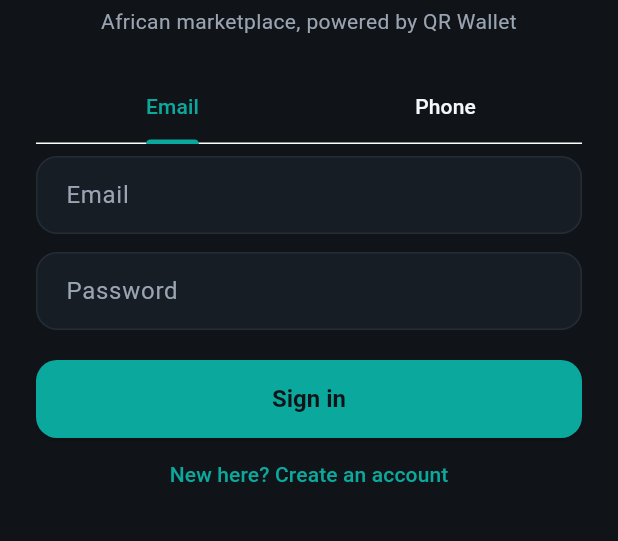
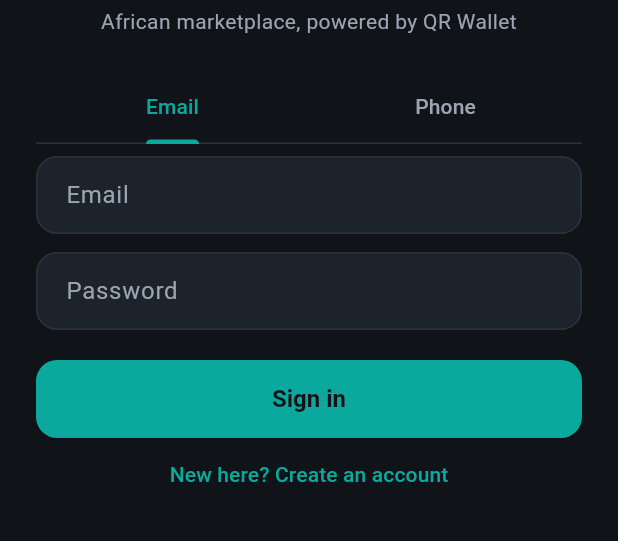
Before and after one commit to bone2020/shop_afrik-, a Flutter app: the screen it shows after launch, on a phone screen of 412 x 824 dp, the part 363-904 px from its top. Run offline on Flutter 3.47's test engine with Material 3 defaults, Android fonts, the phone set to English and light mode, and no system bars; our stand-ins replace cached_network_image, cloud_firestore, cloud_functions, firebase_auth, firebase_core, firebase_storage and 3 more; accounts and stored records are empty; generated files the repository leaves out were written again.

Commit message:
Theme: readable error text, gold accent, status colours, stronger card contrast
- onError is now dark (#101418) on coral; white was 2.8:1 contrast
- Add accentGold #F5B942 (tertiary) and use it for star ratings
- Add success #22C55E, warning (gold) and info #60A5FA; order status
  chip, pending products and Tier 2 refunds now use distinct colours
- Lift panelDark to #1C232B, divider to #2A333D, and fill the Material 3
  surfaceContainer tiers

Co-Authored-By: Claude Opus 5.5 (1M context) <noreply@anthropic.com>
Claude-Session: https://claude.ai/code/session_01X5JqzktnzCmiTRJkYFQHoT

```diff
--- a/lib/core/theme/app_colors.dart
+++ b/lib/core/theme/app_colors.dart
@@ -4,13 +4,22 @@ import 'package:flutter/material.dart';
 ///
 /// Source: Project Plan & Technical Roadmap §8 "Visual Direction".
 /// The look is a premium dark mobile interface with teal action states,
-/// soft aqua highlights, and coral danger states.
+/// soft aqua highlights, coral danger states and a warm gold accent.
 abstract final class AppColors {
   /// App background, high-trust surfaces.
   static const Color primaryDark = Color(0xFF101418);
 
   /// Cards, forms, product panels, bottom sheets.
-  static const Color panelDark = Color(0xFF171D24);
+  ///
+  /// Lifted from #171D24 so cards separate from the background without
+  /// relying only on their border.
+  static const Color panelDark = Color(0xFF1C232B);
+
+  /// Material 3 surface tiers, from lowest (closest to the background) to
+  /// highest (menus, selected rows, raised sheets).
+  static const Color surfaceLow = Color(0xFF181E25);
+  static const Color surfaceHigh = Color(0xFF232B34);
+  static const Color surfaceHighest = Color(0xFF2A333D);
 
   /// Brand anchor, headers, dark accents.
   static const Color deepTeal = Color(0xFF063F3B);
@@ -24,6 +33,22 @@ abstract final class AppColors {
   /// Refund warnings, delete actions, failed payment states.
   static const Color dangerCoral = Color(0xFFF56565);
 
+  /// Text and icons placed on [dangerCoral]. Dark rather than white, because
+  /// white on coral is only 2.8:1 contrast; this is 6.1:1.
+  static const Color onDanger = primaryDark;
+
+  /// Warm brand accent: star ratings, deals, badges.
+  static const Color accentGold = Color(0xFFF5B942);
+
+  /// Completed / successful states.
+  static const Color success = Color(0xFF22C55E);
+
+  /// Pending or needs-attention states.
+  static const Color warning = accentGold;
+
+  /// Neutral informational states.
+  static const Color info = Color(0xFF60A5FA);
+
   /// Secondary labels and helper text.
   static const Color mutedText = Color(0xFF9AA4B2);
 
@@ -31,7 +56,7 @@ abstract final class AppColors {
   static const Color primaryText = Color(0xFFF5F7FA);
 
   /// Hairline borders / dividers on dark surfaces.
-  static const Color divider = Color(0xFF252C35);
+  static const Color divider = Color(0xFF2A333D);
 
   /// Brand gradient used for hero surfaces and payment confirmation.
   static const LinearGradient brandGradient = LinearGradient(
--- a/lib/core/theme/app_theme.dart
+++ b/lib/core/theme/app_theme.dart
@@ -10,12 +10,20 @@ abstract final class AppTheme {
       onPrimary: AppColors.primaryDark,
       secondary: AppColors.brightAqua,
       onSecondary: AppColors.primaryDark,
+      tertiary: AppColors.accentGold,
+      onTertiary: AppColors.primaryDark,
       error: AppColors.dangerCoral,
-      onError: AppColors.primaryText,
+      onError: AppColors.onDanger,
       surface: AppColors.panelDark,
       onSurface: AppColors.primaryText,
-      surfaceContainerHighest: AppColors.panelDark,
+      onSurfaceVariant: AppColors.mutedText,
+      surfaceContainerLowest: AppColors.primaryDark,
+      surfaceContainerLow: AppColors.surfaceLow,
+      surfaceContainer: AppColors.panelDark,
+      surfaceContainerHigh: AppColors.surfaceHigh,
+      surfaceContainerHighest: AppColors.surfaceHighest,
       outline: AppColors.divider,
+      outlineVariant: AppColors.divider,
     );
 
     final base = ThemeData(
--- a/lib/features/admin/presentation/refund_queue_tab.dart
+++ b/lib/features/admin/presentation/refund_queue_tab.dart
@@ -160,7 +160,7 @@ class _TierBadge extends StatelessWidget {
   Widget build(BuildContext context) {
     final (label, color) = switch (tier) {
       RefundTier.tier1 => ('Tier 1', AppColors.primaryTeal),
-      RefundTier.tier2 => ('Tier 2', AppColors.brightAqua),
+      RefundTier.tier2 => ('Tier 2', AppColors.warning),
       RefundTier.exceptional => ('Exceptional', AppColors.dangerCoral),
     };
     return Container(
--- a/lib/features/buyer/presentation/buyer_order_detail_screen.dart
+++ b/lib/features/buyer/presentation/buyer_order_detail_screen.dart
@@ -284,7 +284,7 @@ class _RatingDialogState extends State<_RatingDialog> {
               for (var i = 1; i <= 5; i++)
                 IconButton(
                   icon: Icon(i <= _rating ? Icons.star : Icons.star_border,
-                      color: AppColors.brightAqua),
+                      color: AppColors.accentGold),
                   onPressed: () => setState(() => _rating = i),
                 ),
             ],
--- a/lib/features/buyer/presentation/product_detail_screen.dart
+++ b/lib/features/buyer/presentation/product_detail_screen.dart
@@ -85,7 +85,7 @@ class _Detail extends ConsumerWidget {
                     Row(
                       children: [
                         const Icon(Icons.star,
-                            size: 16, color: AppColors.brightAqua),
+                            size: 16, color: AppColors.accentGold),
                         const SizedBox(width: 4),
                         Text(
                           product.ratingCount == 0
@@ -196,7 +196,7 @@ class _Reviews extends ConsumerWidget {
                           Icon(
                             i <= r.rating ? Icons.star : Icons.star_border,
                             size: 14,
-                            color: AppColors.brightAqua,
+                            color: AppColors.accentGold,
                           ),
                         const SizedBox(width: 8),
                         Text(r.buyerName,
--- a/lib/features/buyer/presentation/seller_storefront_screen.dart
+++ b/lib/features/buyer/presentation/seller_storefront_screen.dart
@@ -98,7 +98,7 @@ class _Header extends StatelessWidget {
                   Row(
                     children: [
                       const Icon(Icons.star,
-                          size: 16, color: AppColors.brightAqua),
+                          size: 16, color: AppColors.accentGold),
                       const SizedBox(width: 4),
                       Text(
                         seller.ratingCount == 0
--- a/lib/features/seller/presentation/seller_dashboard_screen.dart
+++ b/lib/features/seller/presentation/seller_dashboard_screen.dart
@@ -91,7 +91,7 @@ class _StoreHeader extends StatelessWidget {
               ],
             ),
           ),
-          const Icon(Icons.star, size: 18, color: AppColors.brightAqua),
+          const Icon(Icons.star, size: 18, color: AppColors.accentGold),
           const SizedBox(width: 4),
           Text(
             seller.ratingCount == 0
--- a/lib/features/seller/presentation/seller_products_tab.dart
+++ b/lib/features/seller/presentation/seller_products_tab.dart
@@ -71,7 +71,7 @@ class _ApprovalBadge extends StatelessWidget {
   @override
   Widget build(BuildContext context) {
     final (label, color) = switch (status) {
-      ProductApprovalStatus.pending => ('Pending review', AppColors.mutedText),
+      ProductApprovalStatus.pending => ('Pending review', AppColors.warning),
       ProductApprovalStatus.approved => ('Approved', AppColors.primaryTeal),
       ProductApprovalStatus.rejected => ('Rejected', AppColors.dangerCoral),
     };
```
Also changed, not shown: lib/features/orders/presentation/order_status_chip.dart (+4 -4 lines).
